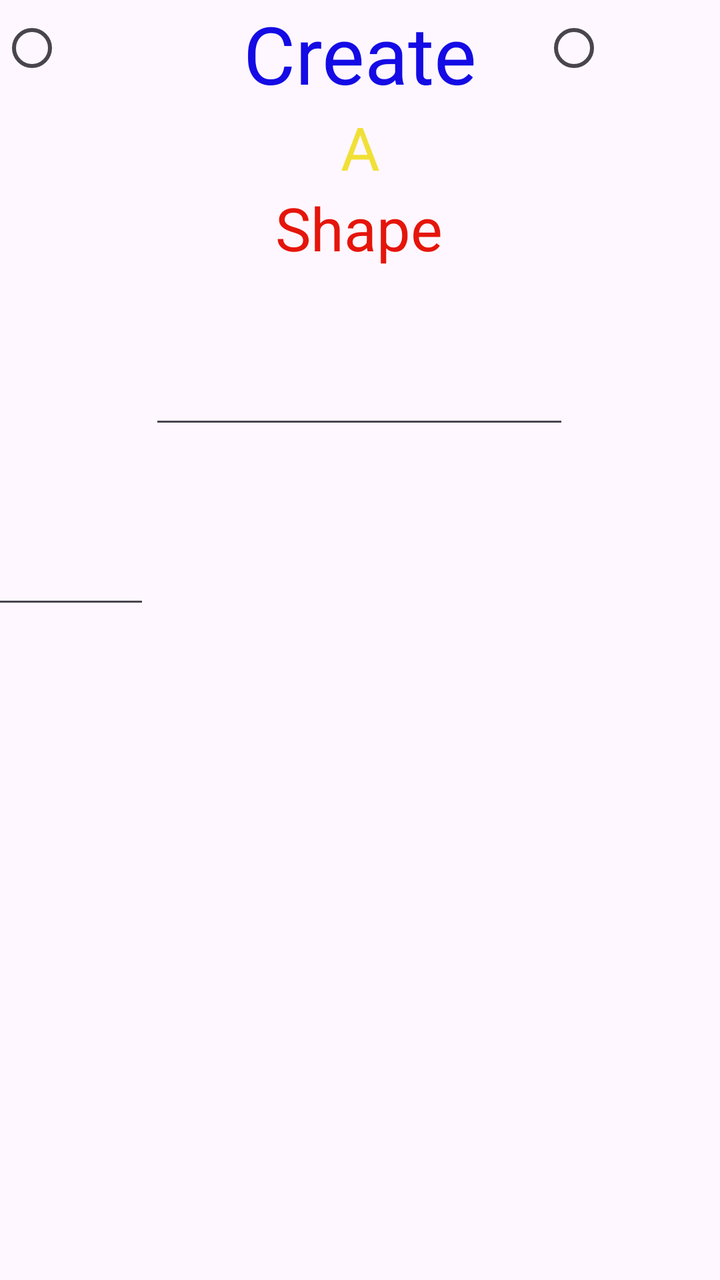
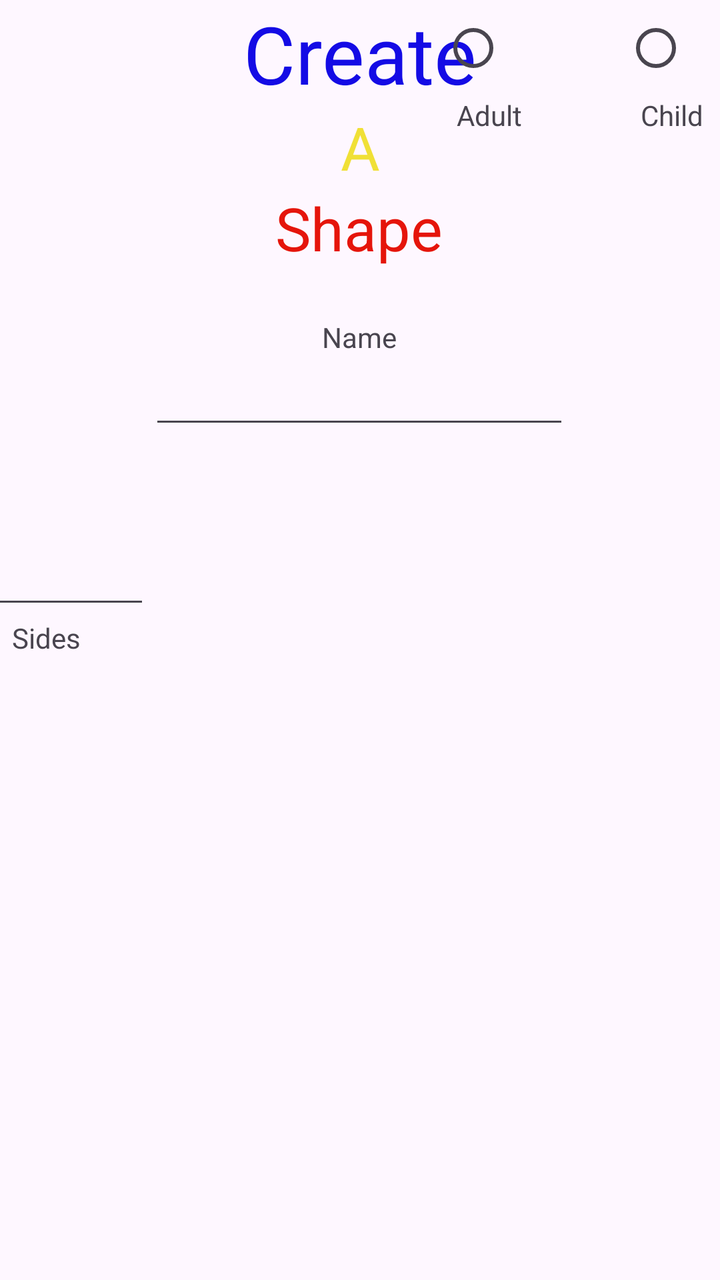

The first picture is an Android layout as it rendered before a commit; the second is the same layout after the commit. The layout source and the unified diff follow.
<!-- AndroidManifest.xml: application theme Theme.Euclydia -->
<!-- res/layout/create_activity.xml -->
<?xml version="1.0" encoding="utf-8"?>
<androidx.constraintlayout.widget.ConstraintLayout xmlns:android="http://schemas.android.com/apk/res/android"
    xmlns:app="http://schemas.android.com/apk/res-auto"
    xmlns:tools="http://schemas.android.com/tools"
    android:layout_width="match_parent"
    android:layout_height="match_parent">

    <TextView
        android:id="@+id/title1"
        android:layout_width="wrap_content"
        android:layout_height="wrap_content"
        android:text="@string/title1"
        android:textColor="@color/blue"
        android:textSize="40sp"
        app:layout_constraintEnd_toEndOf="parent"
        app:layout_constraintStart_toStartOf="parent"
        app:layout_constraintTop_toTopOf="parent" />

    <TextView
        android:id="@+id/title2"
        android:layout_width="wrap_content"
        android:layout_height="wrap_content"
        android:text="@string/title2"
        android:textColor="@color/yellow"
        android:textSize="30sp"
        app:layout_constraintEnd_toEndOf="parent"
        app:layout_constraintStart_toStartOf="parent"
        app:layout_constraintTop_toBottomOf="@id/title1" />

    <TextView
        android:id="@+id/title3"
        android:layout_width="wrap_content"
        android:layout_height="wrap_content"
        android:text="@string/title3"
        android:textColor="@color/red"
        android:textSize="30sp"
        app:layout_constraintEnd_toEndOf="parent"
        app:layout_constraintHorizontal_bias="0.498"
        app:layout_constraintStart_toStartOf="parent"
        app:layout_constraintTop_toBottomOf="@id/title2" />

    <EditText
        android:id="@+id/nameField"
        android:layout_width="wrap_content"
        android:layout_height="wrap_content"
        android:layout_marginTop="44dp"
        android:ems="10"
        android:inputType="text"
        app:layout_constraintEnd_toEndOf="parent"
        app:layout_constraintHorizontal_bias="0.497"
        app:layout_constraintStart_toStartOf="parent"
        app:layout_constraintTop_toBottomOf="@+id/title3" />

    <EditText
        android:id="@+id/sideField"
        android:layout_width="103dp"
        android:layout_height="46dp"
        android:layout_marginTop="44dp"
        android:ems="2"
        android:inputType="number"
        app:layout_constraintEnd_toStartOf="@id/nameField"
        app:layout_constraintHorizontal_bias="1.0"
        app:layout_constraintStart_toStartOf="parent"
        app:layout_constraintTop_toBottomOf="@id/nameField" />

    <RadioButton
        android:id="@+id/age"
        android:layout_width="wrap_content"
        android:layout_height="wrap_content"
        tools:layout_editor_absoluteX="192dp"
        tools:layout_editor_absoluteY="264dp" />

    <RadioButton
        android:id="@+id/age"
        android:layout_width="wrap_content"
        android:layout_height="wrap_content"
        app:layout_constraintEnd_toEndOf="parent"
        app:layout_constraintHorizontal_bias="0.869"
        app:layout_constraintStart_toEndOf="@+id/age"
        tools:layout_editor_absoluteY="264dp" />


</androidx.constraintlayout.widget.ConstraintLayout>
<!-- resources referenced by this layout -->
<resources>
  <color name="blue">#140be5</color>
  <color name="red">#e5150b</color>
  <color name="yellow">#f0e036</color>
  <string name="title1">Create</string>
  <string name="title2">A</string>
  <string name="title3">Shape</string>
  <style name="Theme.Euclydia" parent="Base.Theme.Euclydia" />
  <style name="Base.Theme.Euclydia" parent="Theme.Material3.DayNight.NoActionBar">
          
          
      </style>
</resources>

<!-- the commit's change to res/layout/create_activity.xml (unified diff, before → after) -->
@@ -51,6 +51,15 @@
         app:layout_constraintStart_toStartOf="parent"
         app:layout_constraintTop_toBottomOf="@+id/title3" />
 
+    <TextView
+        android:id="@+id/nameLabel"
+        android:layout_width="wrap_content"
+        android:layout_height="wrap_content"
+        android:text="@string/nameLabel"
+        app:layout_constraintBottom_toTopOf="@id/nameField"
+        app:layout_constraintStart_toStartOf="@id/nameField"
+        app:layout_constraintEnd_toEndOf="@id/nameField"/>
+
     <EditText
         android:id="@+id/sideField"
         android:layout_width="103dp"
@@ -63,21 +72,43 @@
         app:layout_constraintStart_toStartOf="parent"
         app:layout_constraintTop_toBottomOf="@id/nameField" />
 
-    <RadioButton
-        android:id="@+id/age"
+    <TextView
         android:layout_width="wrap_content"
         android:layout_height="wrap_content"
-        tools:layout_editor_absoluteX="192dp"
-        tools:layout_editor_absoluteY="264dp" />
+        app:layout_constraintTop_toBottomOf="@id/sideField"
+        app:layout_constraintStart_toStartOf="@id/sideField"
+        app:layout_constraintEnd_toEndOf="@id/sideField"
+        android:text="@string/sideLabel"/>
 
     <RadioButton
-        android:id="@+id/age"
+        android:id="@+id/age1"
+        android:layout_width="wrap_content"
+        android:layout_height="wrap_content"
+        android:layout_marginStart="249dp"
+        app:layout_constraintStart_toStartOf="@+id/sideField"
+        tools:layout_editor_absoluteY="265dp" />
+    <TextView
+        android:layout_width="wrap_content"
+        android:layout_height="wrap_content"
+        android:text="Adult"
+        app:layout_constraintTop_toBottomOf="@+id/age1"
+        app:layout_constraintStart_toStartOf="@+id/age1"
+        app:layout_constraintEnd_toEndOf="@id/age1"/>
+
+    <RadioButton
+        android:id="@+id/age2"
         android:layout_width="wrap_content"
         android:layout_height="wrap_content"
         app:layout_constraintEnd_toEndOf="parent"
-        app:layout_constraintHorizontal_bias="0.869"
+        app:layout_constraintHorizontal_bias="1.0"
         app:layout_constraintStart_toEndOf="@+id/age"
-        tools:layout_editor_absoluteY="264dp" />
-
+        tools:layout_editor_absoluteY="265dp" />
+    <TextView
+        android:layout_width="wrap_content"
+        android:layout_height="wrap_content"
+        android:text="Child"
+        app:layout_constraintTop_toBottomOf="@id/age2"
+        app:layout_constraintStart_toStartOf="@id/age2"
+        app:layout_constraintEnd_toEndOf="@id/age2"/>
 
 </androidx.constraintlayout.widget.ConstraintLayout>
<!-- resource entries referenced after the edit -->
@@ -3,6 +3,8 @@
   <color name="blue">#140be5</color>
   <color name="red">#e5150b</color>
   <color name="yellow">#f0e036</color>
+  <string name="nameLabel">Name</string>
+  <string name="sideLabel">Sides</string>
   <string name="title1">Create</string>
   <string name="title2">A</string>
   <string name="title3">Shape</string>
